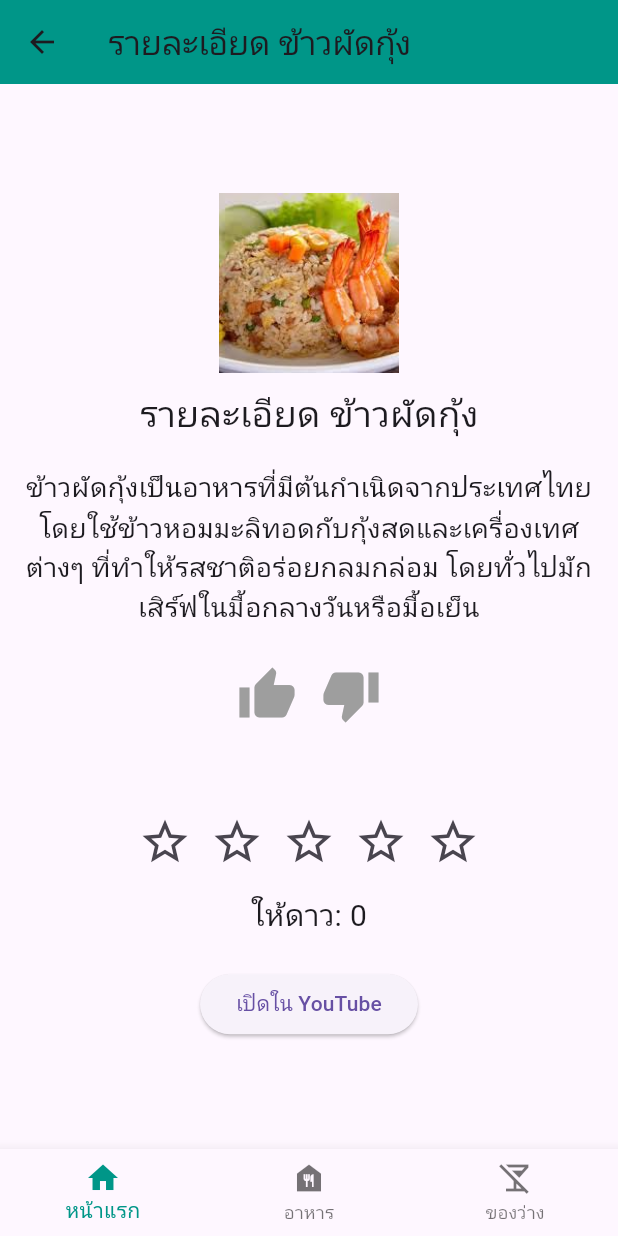
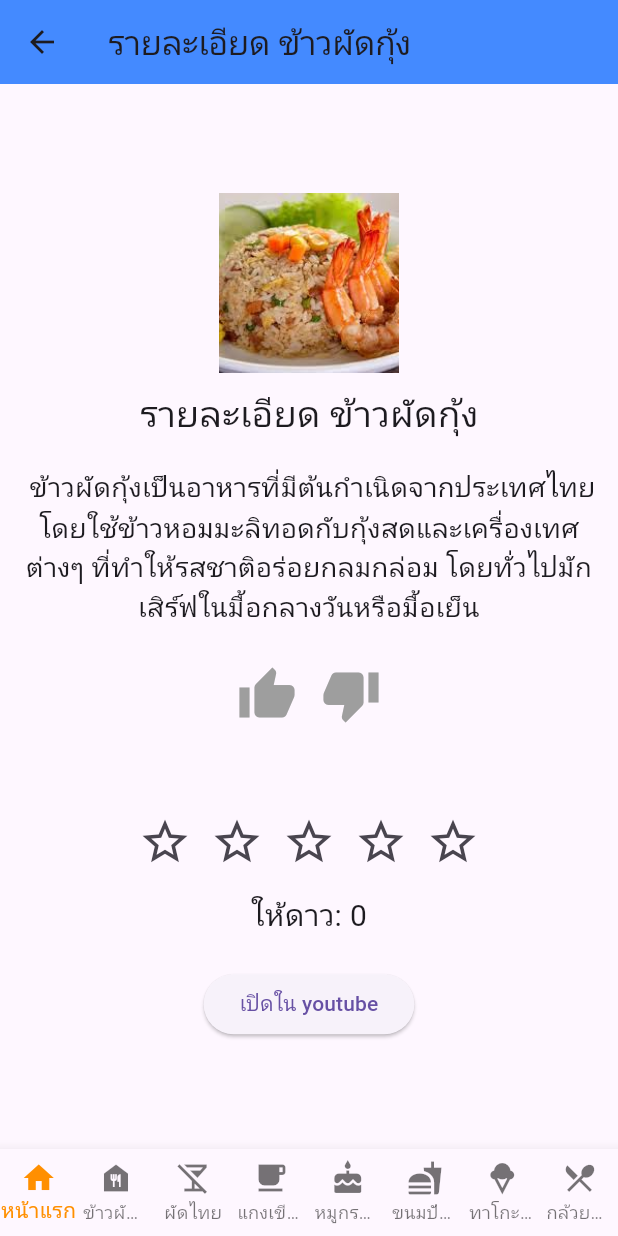
Before and after one commit to GeSUSGG007/bloxfruits, a Flutter app: the screen it shows after launch, after a tap on "ดูรายละเอียด", on a phone screen of 412 x 824 dp. Run offline on Flutter 3.47's test engine with Material 3 defaults, Android fonts, the phone set to English and light mode, and no system bars; our stand-ins replace firebase_core; accounts and stored records are empty.

Commit message:
edit file

```diff
--- a/lib/detail.dart
+++ b/lib/detail.dart
@@ -5,50 +5,47 @@ import 'rating.dart';
 class DetailPage extends StatefulWidget {
   final String img;
   final String title;
-  final String linkUrl; // Changed to lowerCamelCase
+  // ignore: non_constant_identifier_names
+  final String link_url;
   final String description;
 
-  const DetailPage({
-    super.key,
+  const DetailPage(
+      {super.key,
       required this.title,
       required this.img,
-    required this.linkUrl, // Changed from LINK_URL to linkUrl
-    required this.description,
-  });
+      // ignore: non_constant_identifier_names
+      required this.link_url,
+      required this.description});
 
   @override
-
   // ignore: library_private_types_in_public_api
   _DetailPageState createState() => _DetailPageState();
 }
 
 class _DetailPageState extends State<DetailPage> {
   int _rating = 0;
-  late final Uri _url = Uri.parse(widget.linkUrl);
-
-  bool _isLiked = false;
-  bool _isDisliked = false;
-
+  int _selectedIndex = 0;
   void _handleRatingChanged(int rating) {
     setState(() {
       _rating = rating;
     });
   }
 
-  Future<void> _launchUrl() async {
+  late final Uri _url = Uri.parse(widget.link_url);
+  void _launchUrl() async {
     if (!await launchUrl(_url)) {
-      // ignore: use_build_context_synchronously
-      ScaffoldMessenger.of(context).showSnackBar(
-        SnackBar(content: Text('ไม่สามารถเปิดลิงก์ $_url ได้')),
-      );
+      throw Exception('Could not launch $_url');
     }
   }
+
+  bool _isLiked = false;
+  bool _isDisliked = false;
 
   void _toggleLike() {
     setState(() {
       _isLiked = !_isLiked;
       if (_isLiked) {
-        _isDisliked = false; // Dislike is turned off when liking
+        _isDisliked = false; // Make sure dislike is turned off when liking
       }
     });
   }
@@ -57,22 +54,9 @@ class _DetailPageState extends State<DetailPage> {
     setState(() {
       _isDisliked = !_isDisliked;
       if (_isDisliked) {
-        _isLiked = false; // Like is turned off when disliking
+        _isLiked = false; // Make sure like is turned off when disliking
       }
     });
-  }
-
-  int _selectedIndex = 0;
-
-  void _onItemTapped(int index) {
-    setState(() {
-      _selectedIndex = index;
-    });
-    // Handle navigation based on the selected index
-    // For example:
-    if (index == 0) {
-      Navigator.pop(context); // Go back to the home page
-    }
   }
 
   @override
@@ -80,24 +64,21 @@ class _DetailPageState extends State<DetailPage> {
     return Scaffold(
       appBar: AppBar(
         title: Text('รายละเอียด ${widget.title}'),
-        backgroundColor: Colors.teal,
+        backgroundColor: Colors.blueAccent,
       ),
       body: Center(
-        child: SingleChildScrollView(
         child: Column(
           mainAxisAlignment: MainAxisAlignment.center,
           children: [
             Image.asset(widget.img, height: 120, width: 120, fit: BoxFit.cover),
             const SizedBox(height: 10),
-              Text(
-                'รายละเอียด ${widget.title}',
-                style: const TextStyle(fontSize: 24),
-              ),
+            Text('รายละเอียด ${widget.title}',
+                style: const TextStyle(fontSize: 24)),
             const SizedBox(height: 10),
             Padding(
               padding: const EdgeInsets.all(8.0),
               child: Text(
-                  widget.description,
+                ' ${widget.description}',
                 textAlign: TextAlign.center,
                 style: const TextStyle(fontSize: 18),
               ),
@@ -145,31 +126,80 @@ class _DetailPageState extends State<DetailPage> {
             Text('ให้ดาว: $_rating', style: const TextStyle(fontSize: 20)),
             const SizedBox(height: 20),
             ElevatedButton(
-                onPressed: _launchUrl,
-                child: const Text("เปิดใน YouTube"),
-              ),
+                onPressed: _launchUrl, child: const Text("เปิดใน youtube"))
           ],
         ),
       ),
-      ),
       bottomNavigationBar: BottomNavigationBar(
-        items: const <BottomNavigationBarItem>[
+        type: BottomNavigationBarType.fixed, // ใช้เพื่อรองรับปุ่มมากกว่า 3 ปุ่ม
+        items: const [
           BottomNavigationBarItem(
             icon: Icon(Icons.home),
             label: 'หน้าแรก',
           ),
           BottomNavigationBarItem(
             icon: Icon(Icons.food_bank),
-            label: 'อาหาร',
+            label: 'ข้าวผัดกุ้ง',
           ),
           BottomNavigationBarItem(
             icon: Icon(Icons.no_drinks_sharp),
-            label: 'ของว่าง',
+            label: 'ผัดไทย',
+          ),
+          BottomNavigationBarItem(
+            icon: Icon(Icons.local_cafe),
+            label: 'แกงเขียวหวานไก่',
+          ),
+          BottomNavigationBarItem(
+            icon: Icon(Icons.cake),
+            label: 'หมูกรอบ',
+          ),
+          BottomNavigationBarItem(
+            icon: Icon(Icons.fastfood),
+            label: 'ขนมปังปิ้ง',
+          ),
+          BottomNavigationBarItem(
+            icon: Icon(Icons.icecream),
+            label: 'ทาโกะยากิ',
+          ),
+          BottomNavigationBarItem(
+            icon: Icon(Icons.local_dining),
+            label: 'กล้วยทอด',
           ),
         ],
-        currentIndex: _selectedIndex,
-        selectedItemColor: Colors.teal,
-        onTap: _onItemTapped,
+        currentIndex: _selectedIndex, // ตัวเลือกที่เลือกอยู่
+        selectedItemColor: Colors.amber[800],
+        onTap: (index) {
+          setState(() {
+            _selectedIndex = index; // เปลี่ยนค่าตามปุ่มที่กด
+          });
+          // นำทางไปยังหน้าที่เกี่ยวข้อง
+          switch (index) {
+            case 0:
+              Navigator.pushNamed(context, '/home');
+              break;
+            case 1:
+              Navigator.pushNamed(context, '/food1');
+              break;
+            case 2:
+              Navigator.pushNamed(context, '/food2');
+              break;
+            case 3:
+              Navigator.pushNamed(context, '/food3');
+              break;
+            case 4:
+              Navigator.pushNamed(context, '/food4');
+              break;
+            case 5:
+              Navigator.pushNamed(context, '/sneck1');
+              break;
+            case 6:
+              Navigator.pushNamed(context, '/sneck2');
+              break;
+            case 7:
+              Navigator.pushNamed(context, '/sneck3');
+              break;
+          }
+        },
       ),
     );
   }
--- a/lib/fooditem.dart
+++ b/lib/fooditem.dart
@@ -41,7 +41,7 @@ class FoodItem extends StatelessWidget {
                   builder: (context) => DetailPage(
                       title: title,
                       img: imageUrl,
-                      linkUrl: link_url,
+                      link_url: link_url,
                       description: description),
                 ),
               );
--- a/lib/main.dart
+++ b/lib/main.dart
@@ -25,45 +25,45 @@ class FoodSnackApp extends StatelessWidget {
         '/food1': (context) => DetailPage(
               title: 'ข้าวผัดกุ้ง',
               img: 'images/fff.jpg',
-              linkUrl: 'https://youtu.be/AvR_dM6qsWM?si=5yVlOHas-JmSPuDh',
+              link_url: 'https://youtu.be/AvR_dM6qsWM?si=5yVlOHas-JmSPuDh',
               description:
                   'ผัดไทยเป็นอาหารไทยที่มีชื่อเสียงไปทั่วโลก มีต้นกำเนิดในประเทศไทยและเป็นหนึ่งในอาหารที่ถือว่าเป็นสัญลักษณ์ของชาติ ผัดไทยประกอบไปด้วยเส้นก๋วยเตี๋ยวผัดกับไข่, กุ้ง, ถั่วงอก, และน้ำซอสสูตรเฉพาะ',
             ),
         '/food2': (context) => DetailPage(
               title: 'ผัดไทย',
               img: 'images/ffff.jpg',
-              linkUrl: 'https://youtu.be/AvR_dM6qsWM?si=5yVlOHas-JmSPuDh',
+              link_url: 'https://youtu.be/AvR_dM6qsWM?si=5yVlOHas-JmSPuDh',
               description:
                   'ผัดไทยเป็นอาหารไทยที่มีชื่อเสียงไปทั่วโลก มีต้นกำเนิดในประเทศไทยและเป็นหนึ่งในอาหารที่ถือว่าเป็นสัญลักษณ์ของชาติ ผัดไทยประกอบไปด้วยเส้นก๋วยเตี๋ยวผัดกับไข่, กุ้ง, ถั่วงอก, และน้ำซอสสูตรเฉพาะ',
             ),
         '/food3': (context) => DetailPage(
             title: 'แกงเขียวหวานไก่',
             img: 'images/gg.jpg',
-            linkUrl: 'https://youtu.be/eeGIrnqV7J8?si=ZQI_100Psi_G6uwo',
+            link_url: 'https://youtu.be/eeGIrnqV7J8?si=ZQI_100Psi_G6uwo',
             description:
                 'แกงเขียวหวานไก่เป็นอาหารไทยที่มีต้นกำเนิดจากภาคกลางของประเทศไทย โดยใช้เครื่องแกงเขียวหวานที่ทำจากพริกเขียว, มะเขือ, กะทิ, และสมุนไพรต่างๆ ที่มีกลิ่นหอมและรสชาติเข้มข้น'),
         '/food4': (context) => DetailPage(
             title: 'หมูกรอบ',
             img: 'images/fs.jpg',
-            linkUrl: 'https://youtu.be/96cSwQOenX8?si=YmBiBDmHrXuLADF2',
+            link_url: 'https://youtu.be/96cSwQOenX8?si=YmBiBDmHrXuLADF2',
             description:
                 'หมูกรอบเป็นอาหารไทยที่นิยมในหลายภาค โดยการนำหมูไปทอดจนกรอบและเสิร์ฟพร้อมกับน้ำจิ้มที่มีรสชาติเข้มข้น หมูกรอบถือเป็นอาหารยอดนิยมที่พบได้ในร้านอาหารและตลาดทั่วไทย'),
         '/sneck1': (context) => DetailPage(
             title: 'ขนมปังปิ้ง',
             img: 'images/pan.jpg',
-            linkUrl: 'https://youtu.be/KbK0dGwd6vc?si=mfJdfOZSuc5NIetG',
+            link_url: 'https://youtu.be/KbK0dGwd6vc?si=mfJdfOZSuc5NIetG',
             description:
                 'ขนมปังปิ้งเป็นขนมที่มีต้นกำเนิดในประเทศไทย โดยการนำขนมปังมาปิ้งจนกรอบและเสิร์ฟพร้อมเนยและน้ำตาล หรือบางครั้งจะเพิ่มท็อปปิ้งต่างๆ เช่น ช็อกโกแลตหรือสังขยา'),
         '/sneck2': (context) => DetailPage(
             title: 'ทาโกะยากิ',
             img: 'images/ta.jpg',
-            linkUrl: 'https://youtu.be/_l0XcOuI2qA?si=XNQ-hbYAgo29mPAN',
+            link_url: 'https://youtu.be/_l0XcOuI2qA?si=XNQ-hbYAgo29mPAN',
             description:
                 "ทาโกะยากิเป็นของว่างที่มีต้นกำเนิดจากประเทศญี่ปุ่น โดยจะทำจากแป้งที่มีไส้เป็นปลาหมึก (หรือที่เรียกว่า 'ทาโก') ทอดในพิมพ์เป็นรูปกลมและเสิร์ฟพร้อมซอสทาโกะยากิที่หวานและเค็ม"),
         '/sneck3': (context) => DetailPage(
             title: 'กล้วยทอด',
             img: 'images/kuay.jpg',
-            linkUrl: 'https://youtu.be/4cbkOtNNqZw?si=-0fjHjoMEjEG_lf0',
+            link_url: 'https://youtu.be/4cbkOtNNqZw?si=-0fjHjoMEjEG_lf0',
             description:
                 'กล้วยทอดเป็นขนมที่มีต้นกำเนิดในประเทศไทยและบางประเทศในเอเชียตะวันออกเฉียงใต้ โดยการนำกล้วยที่สุกแล้วไปคลุกแป้งและทอดจนกรอบ รสชาติหวานและกรอบอร่อย นิยมเป็นของว่างหรือขนมเบาๆ'),
       },
--- a/lib/snackitem.dart
+++ b/lib/snackitem.dart
@@ -41,7 +41,7 @@ class SnackItem extends StatelessWidget {
                   builder: (context) => DetailPage(
                       title: title,
                       img: imageUrl,
-                      linkUrl: link_url,
+                      link_url: link_url,
                       description: description),
                 ),
               );
```
Also changed, not shown: lib/rating.dart (line endings or trailing spaces). Lines whose indentation alone changed are shown as unchanged.
